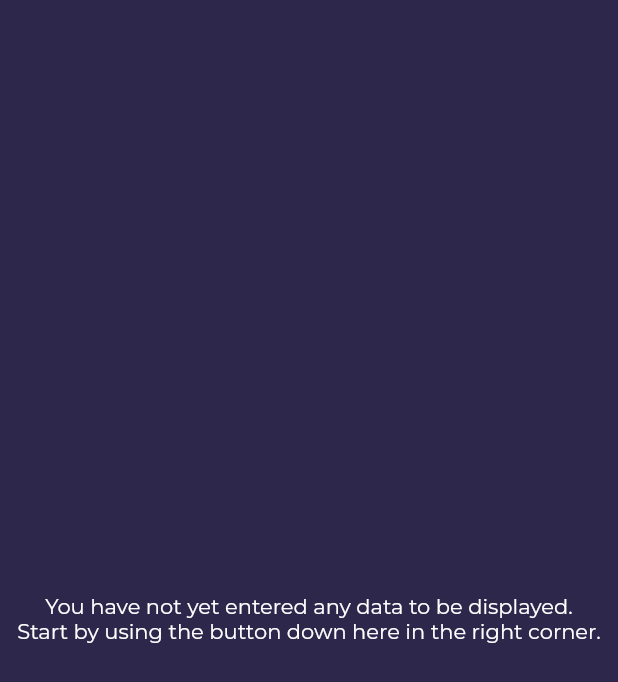
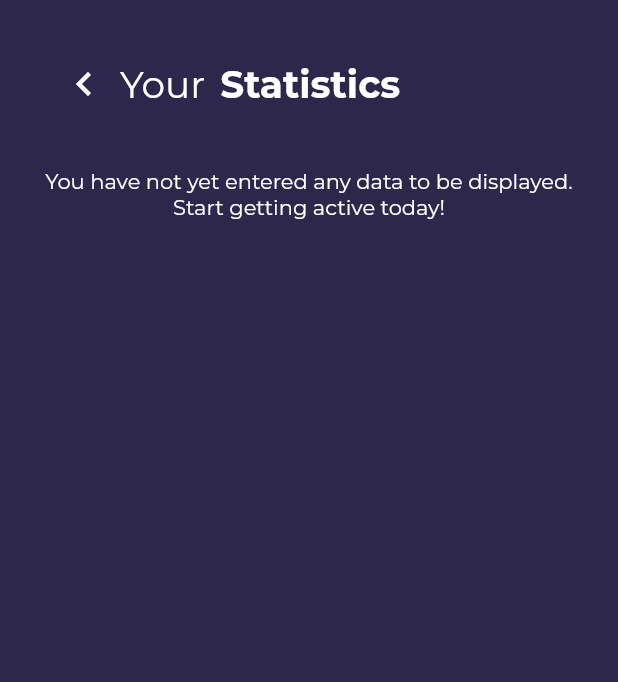
Before and after one commit to luuuuk/datavisualizationapp, a Flutter app: the screen it shows after launch, after a tap on "Your", on a phone screen of 412 x 824 dp. Shown: the top 682 px of the screen. Run offline on Flutter 3.47's test engine with Material 2 defaults, Android fonts, the phone set to English and light mode, and no system bars; our stand-ins replace charts_flutter, flutter_slidable, flutter_speed_dial, google_fonts, page_transition, percent_indicator and 1 more; accounts and stored records are empty.

Commit message:
[Fix] Added back navigation to HomeScreen when no data can be displayed

```diff
--- a/lib/screens/home_screen.dart
+++ b/lib/screens/home_screen.dart
@@ -44,7 +44,8 @@ class _HomeScreenState extends State<HomeScreen> {
                             children: <Widget>[
                               IconButton(
                                 onPressed: () {
-                                  Navigator.pushNamed(context, WelcomeScreen.routeName);
+                                  Navigator.pushNamed(
+                                      context, WelcomeScreen.routeName);
                                 },
                                 alignment: Alignment.topLeft,
                                 icon: Icon(
@@ -134,7 +135,8 @@ class _HomeScreenState extends State<HomeScreen> {
                       ),
                       BorderContainerWidget(
                         _yearlyOverviewWidget(snapshot.data),
-                        "Yearly Activity Overview " + DateTime.now().year.toString(),
+                        "Yearly Activity Overview " +
+                            DateTime.now().year.toString(),
                         false,
                       ),
                       SizedBox(
@@ -143,15 +145,59 @@ class _HomeScreenState extends State<HomeScreen> {
                     ],
                   );
                 } else {
-                  return Center(
-                    child: Text(
-                      "You have not yet entered any data to be displayed. \nStart by using the button down here in the right corner.",
-                      style: GoogleFonts.montserrat(
-                        color: Colors.white,
+                  return ListView(children: [
+                    Container(
+                      padding: EdgeInsets.all(32),
+                      child: Center(
+                        child: Row(
+                          mainAxisAlignment: MainAxisAlignment.start,
+                          children: <Widget>[
+                            IconButton(
+                              onPressed: () {
+                                Navigator.pushNamed(
+                                    context, WelcomeScreen.routeName);
+                              },
+                              alignment: Alignment.topLeft,
+                              icon: Icon(
+                                Icons.keyboard_arrow_left,
+                                color: Colors.white,
+                                size: 32,
+                              ),
+                            ),
+                            Row(
+                              children: [
+                                Text(
+                                  'Your',
+                                  style: TextStyle(
+                                      fontFamily: 'Montserrat',
+                                      color: Colors.white,
+                                      fontSize: 25.0),
+                                ),
+                                SizedBox(width: 10.0),
+                                Text(
+                                  'Statistics',
+                                  style: TextStyle(
+                                      fontFamily: 'Montserrat',
+                                      color: Colors.white,
+                                      fontWeight: FontWeight.bold,
+                                      fontSize: 25.0),
+                                ),
+                              ],
+                            ),
+                          ],
+                        ),
                       ),
-                      textAlign: TextAlign.center,
                     ),
-                  );
+                    Center(
+                      child: Text(
+                        "You have not yet entered any data to be displayed. \nStart getting active today!",
+                        style: GoogleFonts.montserrat(
+                          color: Colors.white,
+                        ),
+                        textAlign: TextAlign.center,
+                      ),
+                    ),
+                  ]);
                 }
               }),
         ),
@@ -674,7 +720,8 @@ class _HomeScreenState extends State<HomeScreen> {
                 // For a legend that is positioned on the left or right of the chart,
                 // setting the justification for [endDrawArea] is aligned to the
                 // bottom of the chart draw area.
-                outsideJustification: charts.OutsideJustification.middleDrawArea,
+                outsideJustification:
+                    charts.OutsideJustification.middleDrawArea,
                 // By default, if the position of the chart is on the left or right of
                 // the chart, [horizontalFirst] is set to false. This means that the
                 // legend entries will grow as new rows first instead of a new column.
```
